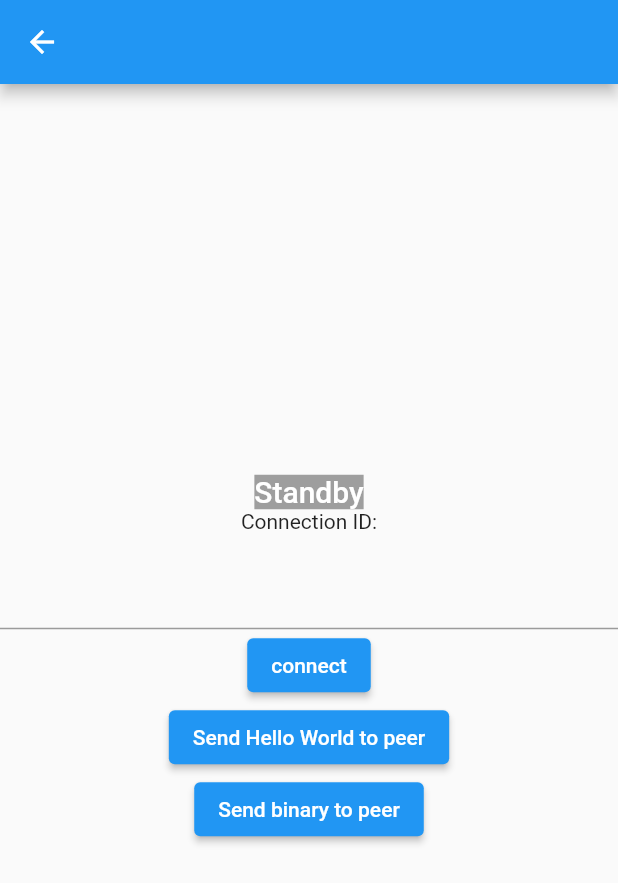
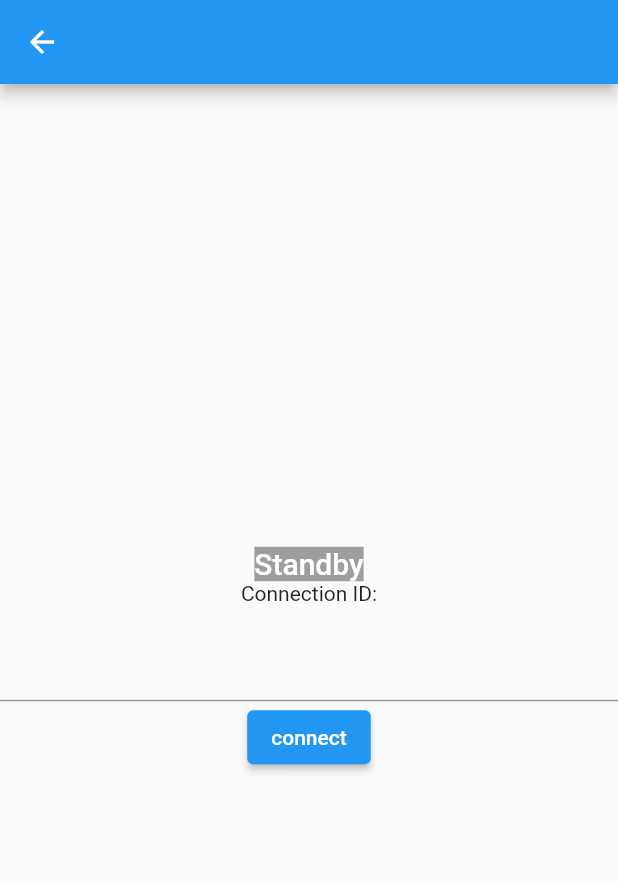
Before and after one commit to kevin2813/geproye, a Flutter app: the ChatPage screen opened by its route, on a phone screen of 412 x 824 dp. Shown: the top 883 px of the screen. Run offline on Flutter 3.47's test engine with Material 2 defaults, Android fonts, the phone set to English and light mode, and no system bars; our stand-ins replace google_fonts, supabase_flutter; missing offline and left inert: peerdart; accounts and stored records are empty; network calls fail.

Commit message:
removed trash code

```diff
--- a/lib/pages/chat.dart
+++ b/lib/pages/chat.dart
@@ -43,6 +43,7 @@ class _ChatPageState extends State<ChatPage> {
 
    @override
   void dispose() {
+    peer.close();
     peer.dispose();
     _controller.dispose();
     _chatController.dispose();
@@ -56,7 +57,7 @@ class _ChatPageState extends State<ChatPage> {
     peer = Peer(options: PeerOptions(host: host, path: path, debug: LogLevel.Errors, secure: true));
     //peer = Peer(options: PeerOptions(host: 'geproyepeer.azurewebsites.net', path: '/peer', debug: LogLevel.All));
 
-    peer.on("open").listen((id) {
+    /* peer.on("open").listen((id) {
       print('data open1');
       setState(() {
         peerId = peer.id;
@@ -90,7 +91,7 @@ class _ChatPageState extends State<ChatPage> {
         connected = true;
       });
 
-    });
+    }); */
   }
 
   void connect() {
@@ -100,10 +101,11 @@ class _ChatPageState extends State<ChatPage> {
     conn.on("open").listen((event) {
       print('data open2');
       setState(() {
+        peerId = peer.id;
         connected = true;
       });
 
-      connection.on("close").listen((event) {
+      conn.on("close").listen((event) {
         print('data close2');
         setState(() {
           connected = false;
@@ -156,12 +158,6 @@ class _ChatPageState extends State<ChatPage> {
                 controller: _controller,
               ),
               ElevatedButton(onPressed: connect, child: const Text("connect")),
-              ElevatedButton(
-                  onPressed: sendHelloWorld,
-                  child: const Text("Send Hello World to peer")),
-              ElevatedButton(
-                  onPressed: sendBinary,
-                  child: const Text("Send binary to peer")),
             ],
           ),
         ));
```
Also changed, not shown: 1 other file.
